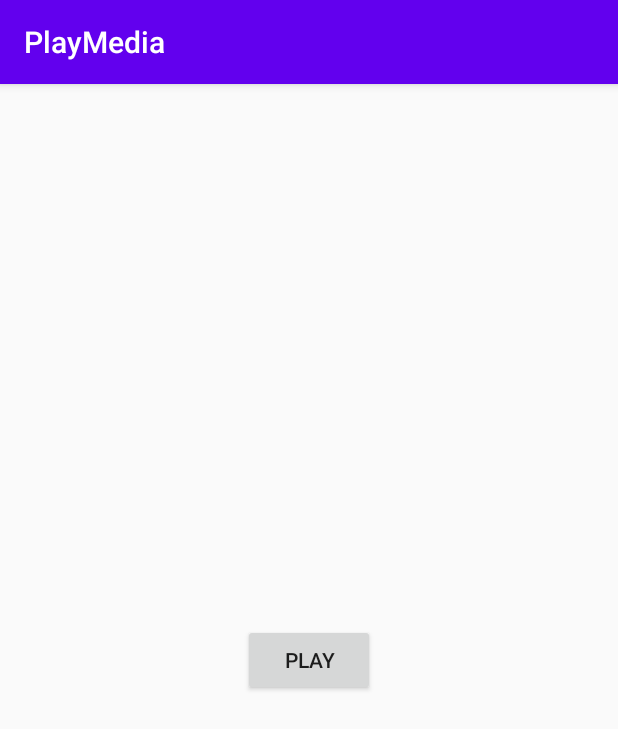
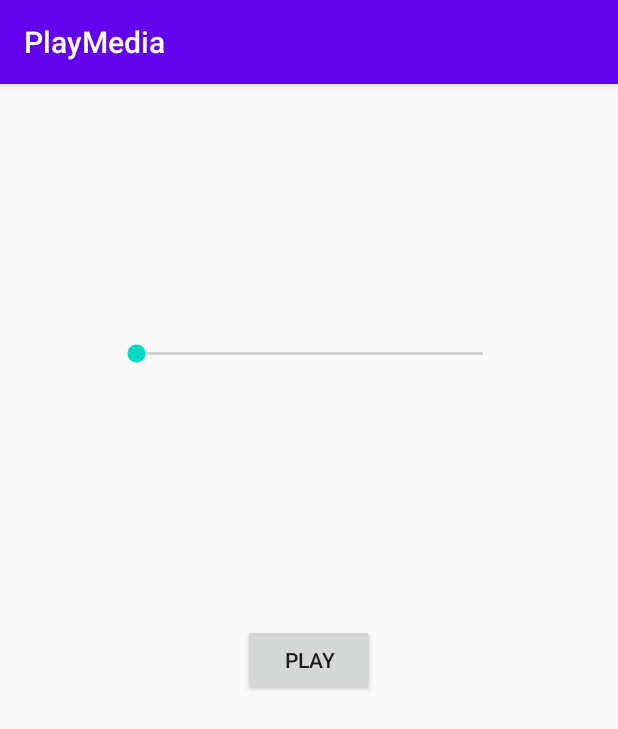
Before and after one commit to Adrish1999/Android-Media, an Android app: the screen it shows after launch (MainActivity), on a phone screen of 412 x 824 dp. Shown: the top 729 px of the screen. Run offline under Robolectric (Android 15) with nearby library versions, the phone set to English and light mode, and no system bars.

Commit message:
Seekbar added

```diff
--- a/app/src/main/res/layout/activity_main.xml
+++ b/app/src/main/res/layout/activity_main.xml
@@ -16,4 +16,13 @@
         app:layout_constraintEnd_toEndOf="parent"
         app:layout_constraintStart_toStartOf="parent"
         app:layout_constraintTop_toTopOf="parent" />
+
+    <SeekBar
+        android:id="@+id/seekBarId"
+        android:layout_width="263dp"
+        android:layout_height="34dp"
+        app:layout_constraintBottom_toTopOf="@+id/Play_Button"
+        app:layout_constraintEnd_toEndOf="parent"
+        app:layout_constraintStart_toStartOf="parent"
+        app:layout_constraintTop_toTopOf="parent" />
 </androidx.constraintlayout.widget.ConstraintLayout>
```
